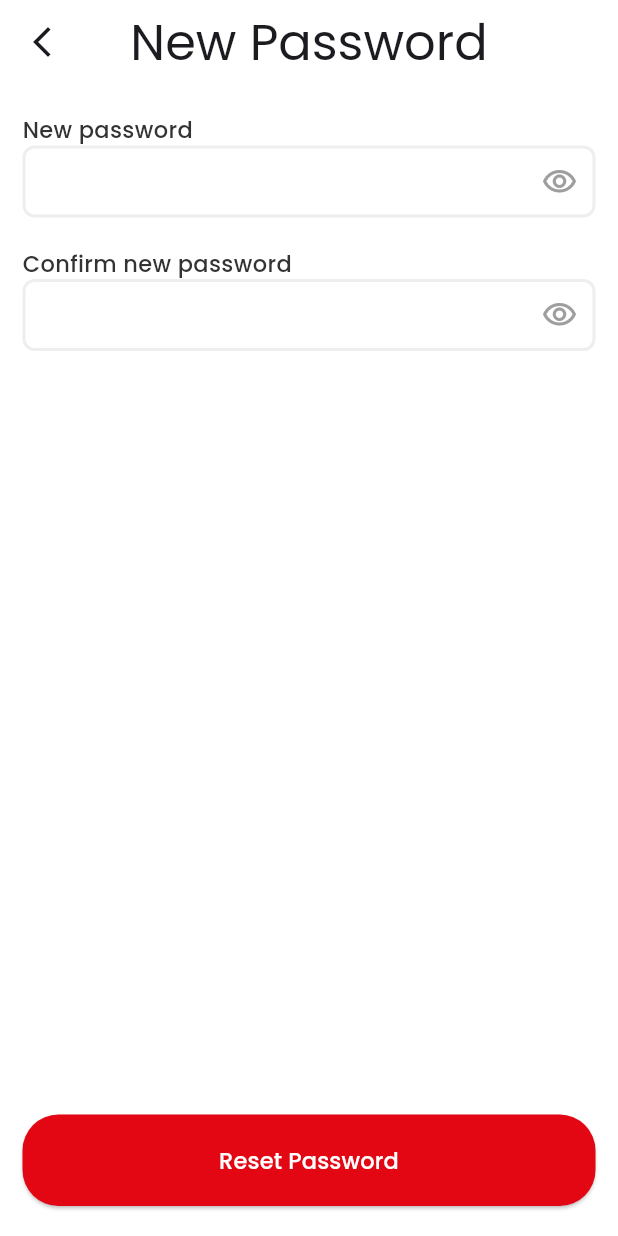
After one commit to tarekmusiccode/awad_badi_nahas_training, a Flutter app: the NewPassword screen opened by its route, on a phone screen of 412 x 824 dp. The commit adds this screen. Run offline on Flutter 3.47's test engine with Material 3 defaults, Android fonts, the light colour scheme and no system bars; our stand-ins replace animate_do, flutter_otp_text_field.

Commit message:
add new_password screen

```diff
--- a/lib/core/routes/app_routes.dart
+++ b/lib/core/routes/app_routes.dart
@@ -1,6 +1,7 @@
 import 'package:awad_badi_nahas_training/core/routes/page_route_names.dart';
 import 'package:awad_badi_nahas_training/features/forget_password/forget_password_screen.dart';
 import 'package:awad_badi_nahas_training/features/login/login_screen.dart';
+import 'package:awad_badi_nahas_training/features/new_password/new_password.dart';
 import 'package:awad_badi_nahas_training/features/otp/otp_screen.dart';
 import 'package:awad_badi_nahas_training/features/splash/splash_screen.dart';
 import 'package:flutter/material.dart';
@@ -28,6 +29,11 @@ abstract class AppRoutes {
           builder: (context) => OtpScreen(),
           settings: settings
         );
+      case PageRouteNames.newPassword:
+        return MaterialPageRoute(
+          builder: (context) => NewPassword(),
+          settings: settings
+        );
       default:
         return MaterialPageRoute(
             builder: (context) => SplashScreen(),
--- a/lib/core/routes/page_route_names.dart
+++ b/lib/core/routes/page_route_names.dart
@@ -3,4 +3,5 @@ class PageRouteNames {
   static const String login = "/login";
   static const String forgetPassword = "/forget_password";
   static const String otp = "/otp";
+  static const String newPassword = "/new_password";
 }
--- a/lib/features/login/login_screen.dart
+++ b/lib/features/login/login_screen.dart
@@ -70,6 +70,7 @@ class _LoginScreenState extends State<LoginScreen> {
                               _goodEmail = false;
                               return "Please enter your email address right";
                             }
+                            _goodEmail = false;
                             return null;
                           }
                         ),
@@ -100,6 +101,7 @@ class _LoginScreenState extends State<LoginScreen> {
                               _goodPass = false;
                               return "Please enter your password right";
                             }
+                            _goodPass = true;
                             return null;
                           }
                         ),
--- /dev/null
+++ b/lib/features/new_password/new_password.dart
@@ -0,0 +1,115 @@
+import 'package:awad_badi_nahas_training/core/extensions/validations.dart';
+import 'package:awad_badi_nahas_training/core/routes/page_route_names.dart';
+import 'package:awad_badi_nahas_training/core/theme/app_colors.dart';
+import 'package:awad_badi_nahas_training/core/widgets/custom_elevated_button.dart';
+import 'package:awad_badi_nahas_training/core/widgets/custom_text_form_field.dart';
+import 'package:flutter/material.dart';
+
+class NewPassword extends StatefulWidget {
+  const NewPassword({super.key});
+
+  @override
+  State<NewPassword> createState() => _NewPasswordState();
+}
+
+class _NewPasswordState extends State<NewPassword> {
+  final _passwordController1 = TextEditingController();
+  final _passwordController2 = TextEditingController();
+  bool _goodPass1 = false;
+  bool _goodPass2 = false;
+  @override
+  Widget build(BuildContext context) {
+    return Scaffold(
+      appBar: AppBar(
+        leading: IconButton(onPressed: () {Navigator.pop(context);}, icon: Icon(Icons.arrow_back_ios_new)),
+        title: Text(
+          "New Password",
+          style: TextStyle(
+            fontSize: 33
+          )
+        )
+      ),
+      body: SafeArea(
+        child: Padding(
+          padding: const EdgeInsets.symmetric(horizontal: 15.0, vertical: 20.0),
+          child: Column(
+            crossAxisAlignment: CrossAxisAlignment.stretch,
+            mainAxisAlignment: MainAxisAlignment.spaceBetween,
+            children: [
+              Wrap(
+                runSpacing: 20,                children: [
+                  Wrap(
+                    children: [
+                      Text(
+                        "New password",
+                        textAlign: TextAlign.start,
+                        style: TextStyle(
+                          color: AppColors.black,
+                          fontSize: 15,
+                          fontWeight: FontWeight.w500
+                        ),
+                      ),
+                      CustomTextFormField(
+                        controller: _passwordController1,
+                        isPassword: true,
+                        maxLines: 1,
+                        onValidate: (value) {
+                          if (value == null || value.trim().isEmpty) {
+                            _goodPass1 = false;
+                            return "Please enter your password";
+                          }
+                          else if (!Validations.validatePassword(value)) {
+                            _goodPass1 = false;
+                            return "Please enter your password right";
+                          }
+                          _goodPass1 = true;
+                          return null;
+                        }
+                      ),
+                    ],
+                  ),
+                  Wrap(
+                    children: [
+                      Text(
+                        "Confirm new password",
+                        textAlign: TextAlign.start,
+                        style: TextStyle(
+                          color: AppColors.black,
+                          fontSize: 15,
+                          fontWeight: FontWeight.w500
+                        ),
+                      ),
+                      CustomTextFormField(
+                        controller: _passwordController2,
+                        isPassword: true,
+                        maxLines: 1,
+                        onValidate: (value) {
+                          if (value == null || value.trim().isEmpty) {
+                            _goodPass2 = false;
+                            return "Please enter your password";
+                          }
+                          else if (!Validations.validatePassword(value)) {
+                            _goodPass2 = false;
+                            return "Please enter your password right";
+                          }
+                          _goodPass2 = true;
+                          return null;
+                        }
+                      ),
+                    ],
+                  ),
+                ],
+              ),
+              CustomElevatedButton(
+                text: "Reset Password",
+                textColor: AppColors.white,
+                buttonColor: AppColors.red,
+                onTap: () {},
+              )
+            ],
+          ),
+        ),
+      ),
+    );
+  }
+}
--- a/lib/features/otp/otp_screen.dart
+++ b/lib/features/otp/otp_screen.dart
@@ -1,3 +1,4 @@
+import 'package:awad_badi_nahas_training/core/routes/page_route_names.dart';
 import 'package:awad_badi_nahas_training/core/theme/app_colors.dart';
 import 'package:flutter/material.dart';
 import 'package:flutter_otp_text_field/flutter_otp_text_field.dart';
@@ -49,15 +50,7 @@ class OtpScreen extends StatelessWidget {
 
                 },
                 onSubmit: (String verificationCode){
-                  showDialog(
-                      context: context,
-                      builder: (context){
-                      return AlertDialog(
-                          title: Text("Verification Code"),
-                          content: Text('Code entered is $verificationCode'),
-                      );
-                    }
-                  );
+                  Navigator.pushNamed(context, PageRouteNames.newPassword);
                 }, // end onSubmit
               ),
               SizedBox(height: 10),
```
